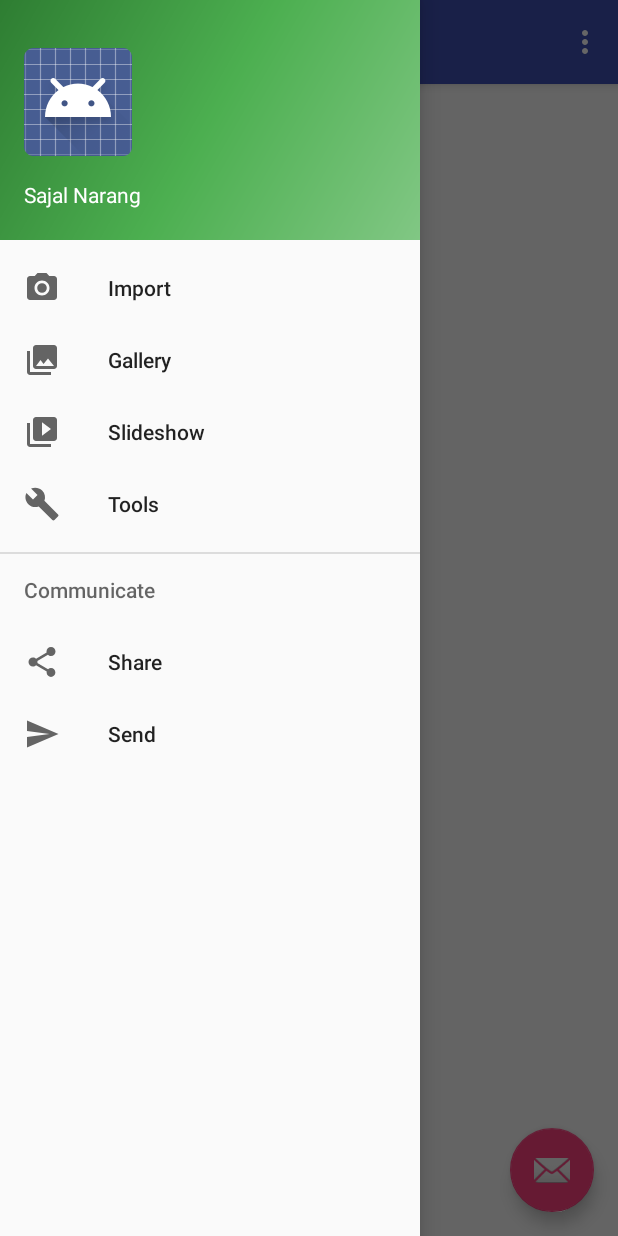
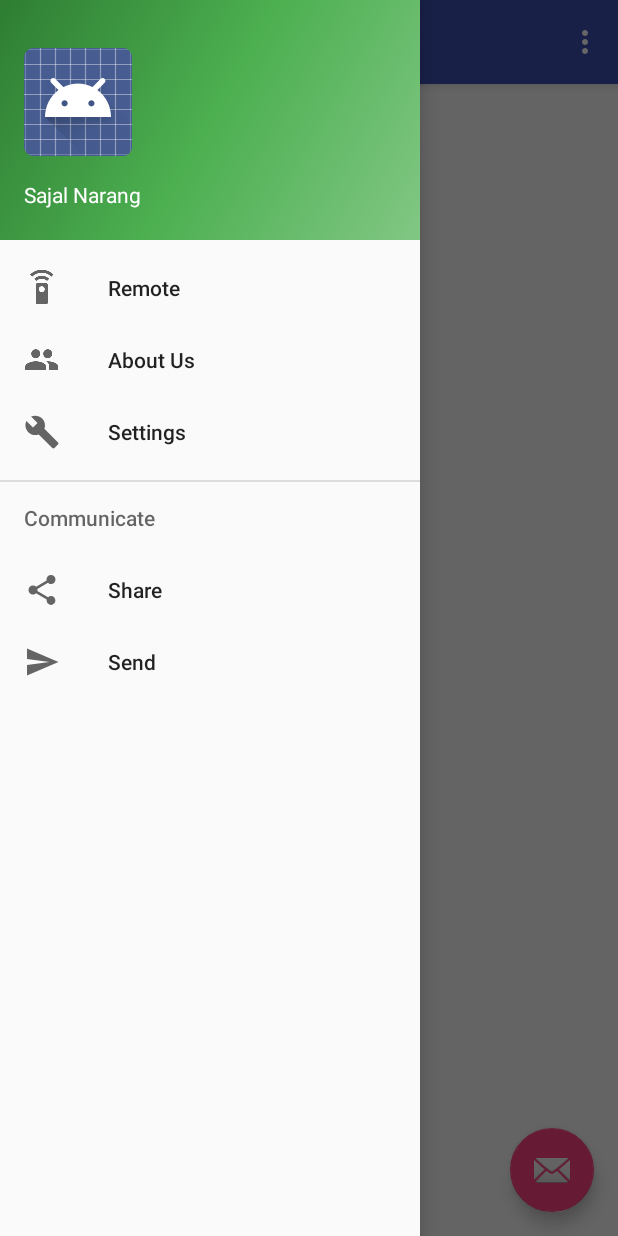
Before and after one commit to sajalnarang/Jarvis, an Android app: the screen it shows after launch (MainActivity), with the side drawer open, on a phone screen of 412 x 824 dp. Run offline under Robolectric (Android 15) with nearby library versions, the phone set to English and light mode, and no system bars.

Commit message:
Designed Navigation Drawer UI

```diff
--- a/mobile/src/main/java/com/example/sajalnarang/jarvis/MainActivity.java
+++ b/mobile/src/main/java/com/example/sajalnarang/jarvis/MainActivity.java
@@ -2,9 +2,8 @@ package com.example.sajalnarang.jarvis;
 
 import android.os.Bundle;
 import android.support.design.widget.FloatingActionButton;
+import android.support.design.widget.NavigationView;
 import android.support.design.widget.Snackbar;
-import android.view.View;
-import android.support.design.widget.NavigationView;
 import android.support.v4.view.GravityCompat;
 import android.support.v4.widget.DrawerLayout;
 import android.support.v7.app.ActionBarDrawerToggle;
@@ -12,6 +11,7 @@ import android.support.v7.app.AppCompatActivity;
 import android.support.v7.widget.Toolbar;
 import android.view.Menu;
 import android.view.MenuItem;
+import android.view.View;
 
 public class MainActivity extends AppCompatActivity
         implements NavigationView.OnNavigationItemSelectedListener {
@@ -80,11 +80,9 @@ public class MainActivity extends AppCompatActivity
         // Handle navigation view item clicks here.
         int id = item.getItemId();
 
-        if (id == R.id.nav_camera) {
-            // Handle the camera action
-        } else if (id == R.id.nav_gallery) {
+        if (id == R.id.nav_remote) {
 
-        } else if (id == R.id.nav_slideshow) {
+        } else if (id == R.id.nav_about) {
 
         } else if (id == R.id.nav_manage) {
 
--- a/mobile/src/main/res/menu/activity_main_drawer.xml
+++ b/mobile/src/main/res/menu/activity_main_drawer.xml
@@ -3,33 +3,29 @@
 
     <group android:checkableBehavior="single">
         <item
-            android:id="@+id/nav_camera"
-            android:icon="@drawable/ic_menu_camera"
-            android:title="Import" />
+            android:id="@+id/nav_remote"
+            android:icon="@drawable/ic_settings_remote_black_24dp"
+            android:title="@string/remote" />
         <item
-            android:id="@+id/nav_gallery"
-            android:icon="@drawable/ic_menu_gallery"
-            android:title="Gallery" />
-        <item
-            android:id="@+id/nav_slideshow"
-            android:icon="@drawable/ic_menu_slideshow"
-            android:title="Slideshow" />
+            android:id="@+id/nav_about"
+            android:icon="@drawable/ic_people_black_24dp"
+            android:title="@string/about_us" />
         <item
             android:id="@+id/nav_manage"
             android:icon="@drawable/ic_menu_manage"
-            android:title="Tools" />
+            android:title="@string/settings" />
     </group>
 
-    <item android:title="Communicate">
+    <item android:title="@string/communicate">
         <menu>
             <item
                 android:id="@+id/nav_share"
                 android:icon="@drawable/ic_menu_share"
-                android:title="Share" />
+                android:title="@string/share" />
             <item
                 android:id="@+id/nav_send"
                 android:icon="@drawable/ic_menu_send"
-                android:title="Send" />
+                android:title="@string/send" />
         </menu>
     </item>
 
--- a/mobile/src/main/res/values/strings.xml
+++ b/mobile/src/main/res/values/strings.xml
@@ -5,4 +5,10 @@
     <string name="navigation_drawer_close">Close navigation drawer</string>
 
     <string name="action_settings">Settings</string>
+    <string name="settings">Settings</string>
+    <string name="about_us">About Us</string>
+    <string name="remote">Remote</string>
+    <string name="share">Share</string>
+    <string name="send">Send</string>
+    <string name="communicate">Communicate</string>
 </resources>
```
